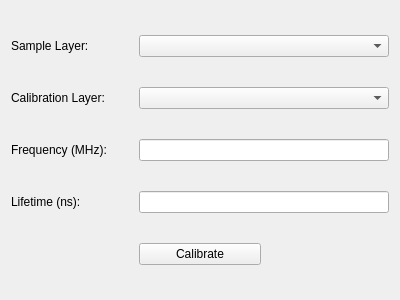
Qt form src/napari_phasors/ui/calibration_widget.ui (napari-phasors/napari-phasors) before a commit.
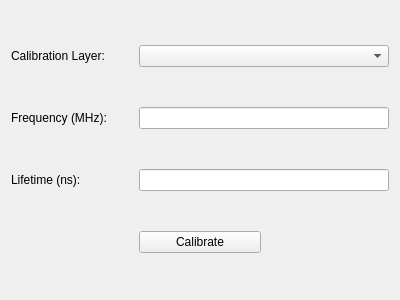
The same form after that commit.

Commit message: Refactor CalibrationWidget inside calibration tab in main PlotterWidget (#111)

Patch:
```diff
--- a/src/napari_phasors/ui/calibration_widget.ui
+++ b/src/napari_phasors/ui/calibration_widget.ui
@@ -14,53 +14,43 @@
    <string>Form</string>
   </property>
   <layout class="QGridLayout" name="gridLayout">
-   <item row="0" column="0">
-    <widget class="QLabel" name="sample_layer_label_widget">
-     <property name="text">
-      <string>Sample Layer:</string>
-     </property>
-    </widget>
-   </item>
    <item row="1" column="0">
-    <widget class="QLabel" name="calibration_layer_label_widget">
-     <property name="text">
-      <string>Calibration Layer:</string>
-     </property>
-    </widget>
-   </item>
-   <item row="1" column="1" colspan="2">
-    <widget class="QComboBox" name="calibration_layer_combobox"/>
-   </item>
-   <item row="2" column="0">
     <widget class="QLabel" name="frequency_label_widget">
      <property name="text">
       <string>Frequency (MHz):</string>
      </property>
     </widget>
    </item>
-   <item row="2" column="1" colspan="2">
-    <widget class="QLineEdit" name="frequency_line_edit_widget"/>
-   </item>
-   <item row="3" column="0">
+   <item row="2" column="0">
     <widget class="QLabel" name="lifetime_label_widget">
      <property name="text">
       <string>Lifetime (ns):</string>
      </property>
     </widget>
    </item>
-   <item row="3" column="1" colspan="2">
+   <item row="0" column="0">
+    <widget class="QLabel" name="calibration_layer_label_widget">
+     <property name="text">
+      <string>Calibration Layer:</string>
+     </property>
+    </widget>
+   </item>
+   <item row="2" column="1" colspan="2">
     <widget class="QLineEdit" name="lifetime_line_edit_widget"/>
    </item>
-   <item row="0" column="1" colspan="2">
-    <widget class="QComboBox" name="sample_layer_combobox"/>
-   </item>
-   <item row="4" column="1">
+   <item row="3" column="1">
     <widget class="QPushButton" name="calibrate_push_button">
      <property name="text">
       <string>Calibrate</string>
      </property>
     </widget>
    </item>
+   <item row="1" column="1" colspan="2">
+    <widget class="QLineEdit" name="frequency_input"/>
+   </item>
+   <item row="0" column="1" colspan="2">
+    <widget class="QComboBox" name="calibration_layer_combobox"/>
+   </item>
   </layout>
  </widget>
  <resources/>
```
The commit also changes 12 other files.
